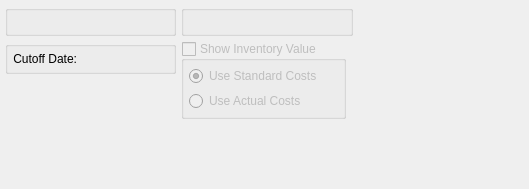
Above: xtuple/trunk/guiclient/displays/dspSlowMovingInventoryByClassCode.ui from WooodHead/xtuple before the change. Below: the same form after it.
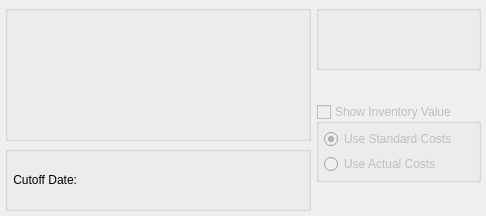
That is the form after the change. Custom widgets are drawn as their Qt base class.

Diff of the .ui file:
```diff
--- a/xtuple/trunk/guiclient/displays/dspSlowMovingInventoryByClassCode.ui
+++ b/xtuple/trunk/guiclient/displays/dspSlowMovingInventoryByClassCode.ui
@@ -13,17 +13,15 @@
    <rect>
     <x>0</x>
     <y>0</y>
-    <width>529</width>
-    <height>189</height>
+    <width>486</width>
+    <height>216</height>
    </rect>
   </property>
   <property name="windowTitle">
    <string>Slow Moving Inventory</string>
   </property>
-  <layout class="QHBoxLayout" name="horizontalLayout_3">
-   <item>
-    <layout class="QVBoxLayout" name="verticalLayout_3">
-     <item>
+  <layout class="QGridLayout" name="gridLayout">
+   <item row="0" column="0" rowspan="2">
       <widget class="ParameterGroup" name="_classCode">
        <property name="title">
         <string/>
@@ -33,62 +31,7 @@
        </property>
       </widget>
      </item>
-     <item>
-      <widget class="QGroupBox" name="groupBox">
-       <property name="title">
-        <string/>
-       </property>
-       <layout class="QHBoxLayout" name="horizontalLayout">
-        <item>
-         <widget class="QLabel" name="_cutoffDateLit">
-          <property name="text">
-           <string>Cutoff Date:</string>
-          </property>
-          <property name="alignment">
-           <set>Qt::AlignRight|Qt::AlignTrailing|Qt::AlignVCenter</set>
-          </property>
-         </widget>
-        </item>
-        <item>
-         <widget class="DLineEdit" name="_cutoffDate"/>
-        </item>
-        <item>
-         <spacer>
-          <property name="orientation">
-           <enum>Qt::Horizontal</enum>
-          </property>
-          <property name="sizeType">
-           <enum>QSizePolicy::Expanding</enum>
-          </property>
-          <property name="sizeHint" stdset="0">
-           <size>
-            <width>11</width>
-            <height>10</height>
-           </size>
-          </property>
-         </spacer>
-        </item>
-       </layout>
-      </widget>
-     </item>
-     <item>
-      <spacer name="verticalSpacer">
-       <property name="orientation">
-        <enum>Qt::Vertical</enum>
-       </property>
-       <property name="sizeHint" stdset="0">
-        <size>
-         <width>20</width>
-         <height>0</height>
-        </size>
-       </property>
-      </spacer>
-     </item>
-    </layout>
-   </item>
-   <item>
-    <layout class="QVBoxLayout" name="verticalLayout_2">
-     <item>
+   <item row="0" column="1">
       <widget class="WarehouseGroup" name="_warehouse">
        <property name="title">
         <string/>
@@ -98,9 +41,7 @@
        </property>
       </widget>
      </item>
-     <item>
-      <layout class="QHBoxLayout" name="horizontalLayout_2">
-       <item>
+   <item row="1" column="1" rowspan="2">
         <widget class="QGroupBox" name="_showValue">
          <property name="enabled">
           <bool>false</bool>
@@ -141,48 +82,43 @@
          </layout>
         </widget>
        </item>
+   <item row="2" column="0">
+    <widget class="QGroupBox" name="groupBox">
+     <property name="title">
+      <string/>
+     </property>
+     <layout class="QHBoxLayout" name="horizontalLayout">
        <item>
-        <spacer name="horizontalSpacer">
-         <property name="orientation">
-          <enum>Qt::Horizontal</enum>
-         </property>
-         <property name="sizeHint" stdset="0">
-          <size>
-           <width>0</width>
-           <height>20</height>
-          </size>
-         </property>
-        </spacer>
-       </item>
-      </layout>
-     </item>
+       <widget class="QLabel" name="_cutoffDateLit">
+        <property name="text">
+         <string>Cutoff Date:</string>
+        </property>
+        <property name="alignment">
+         <set>Qt::AlignRight|Qt::AlignTrailing|Qt::AlignVCenter</set>
+        </property>
+       </widget>
+      </item>
      <item>
-      <spacer name="verticalSpacer_2">
-       <property name="orientation">
-        <enum>Qt::Vertical</enum>
-       </property>
-       <property name="sizeHint" stdset="0">
-        <size>
-         <width>20</width>
-         <height>0</height>
-        </size>
-       </property>
-      </spacer>
-     </item>
-    </layout>
-   </item>
+       <widget class="DLineEdit" name="_cutoffDate"/>
+      </item>
    <item>
-    <spacer name="horizontalSpacer_2">
+       <spacer>
      <property name="orientation">
       <enum>Qt::Horizontal</enum>
      </property>
+        <property name="sizeType">
+         <enum>QSizePolicy::Expanding</enum>
+        </property>
      <property name="sizeHint" stdset="0">
       <size>
-       <width>0</width>
-       <height>20</height>
+          <width>11</width>
+          <height>10</height>
       </size>
      </property>
     </spacer>
+      </item>
+     </layout>
+    </widget>
    </item>
   </layout>
  </widget>
```
Lines whose indentation alone changed are shown as unchanged.
